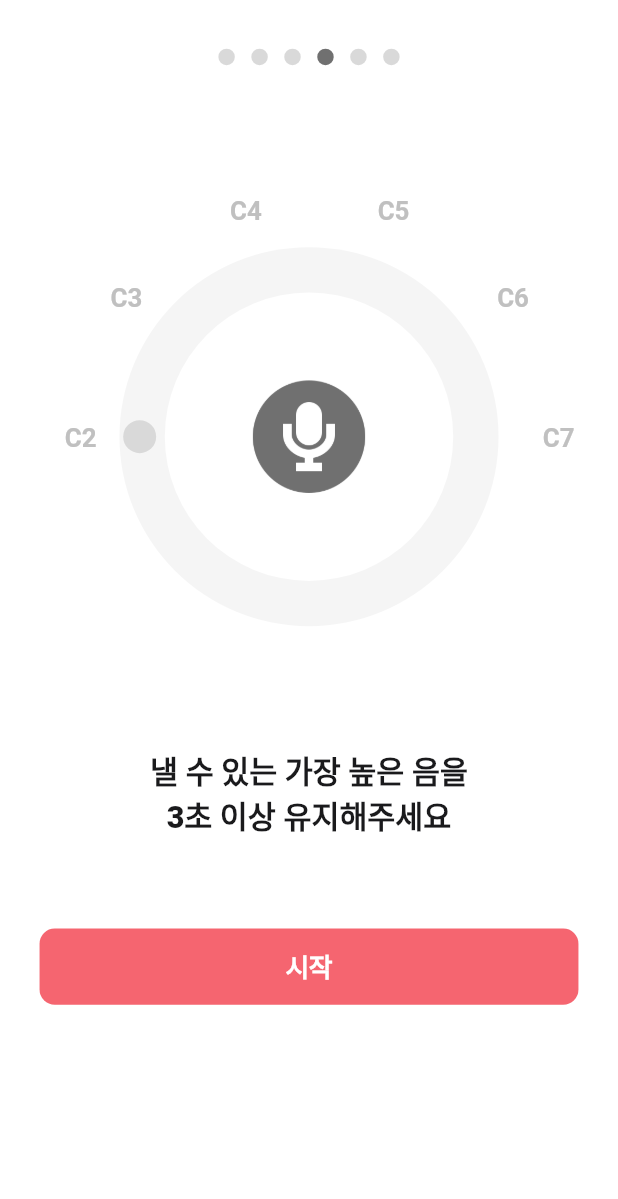
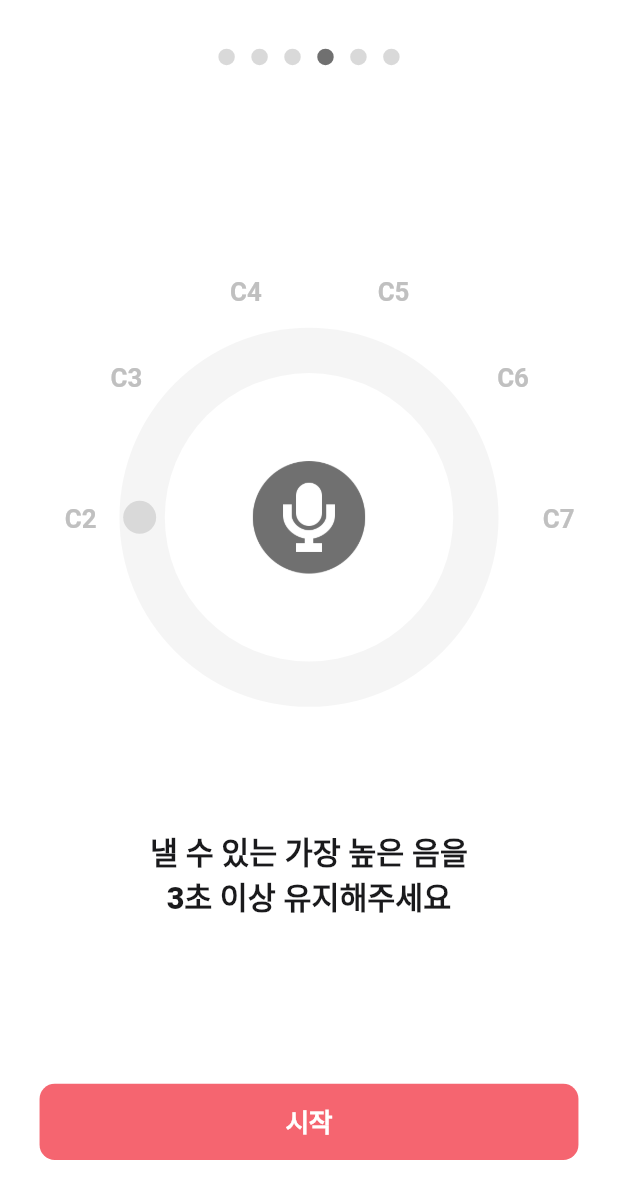
Before and after one commit to SoLit-2025/sync2sing-fe, a Flutter app: the MaximumPitchPage screen opened by its route, on a phone screen of 412 x 824 dp. Shown: the top 1199 px of the screen. Run offline on Flutter 3.47's test engine with Material 3 defaults, Android fonts, the phone set to English and light mode, and no system bars; drawn by our look-alikes of dots_indicator; our stand-ins replace flutter_riverpod, flutter_screenutil, go_router, just_audio, permission_handler, youtube_player_flutter; missing offline and left inert: flutter_sound, pitch_detector_dart; Roboto replaces fonts that are missing (Pretendard Variable, PretendardVariable).

Commit message:
🎨 Style: mainAxisAlignment.spaceBetween 적용

```diff
--- a/lib/features/onboarding/voice_analysis/presentation/pages/maximum_pitch_page.dart
+++ b/lib/features/onboarding/voice_analysis/presentation/pages/maximum_pitch_page.dart
@@ -114,26 +114,17 @@ class _MaximumPitchPageState extends ConsumerState<MaximumPitchPage> {
     final double sweepAngle = endAngle - startAngle;
     final int noteCount = _notes.length;
 
-    // 음성 분석
     final isRecording = ref.watch(audioPitchNoSaveProvider);
-    ref
-        .watch(autoStartPitchStreamProvider)
-        .when(
+    ref.watch(autoStartPitchStreamProvider).when(
       data: (pitchData) {
-            // 여기에서 pitchData.pitch 를 사용해서 화면 또는 로직 처리
-
-            // controller에서 pitched == false 이면 가짜 데이터: pitch=0, probabily=0 인 데이터를 줌 -> 거르기
         if (pitchData.pitch > 30) {
           if ((_maxPitch == null || pitchData.pitch > _maxPitch!)) {
             debugPrint("음정 탐지: maxPitch ${pitchData.pitch}");
-
             setState(() => _maxPitch = pitchData.pitch);
           }
-
           setState(() {
-                _isVoiceDetected = true; // 음정이 탐지됨 --> _isButtonActive = true
+            _isVoiceDetected = true;
           });
-
           return SizedBox();
         }
       },
@@ -147,18 +138,29 @@ class _MaximumPitchPageState extends ConsumerState<MaximumPitchPage> {
         child: Padding(
           padding: EdgeInsets.symmetric(horizontal: 24.w),
           child: Column(
+            mainAxisAlignment: MainAxisAlignment.spaceBetween,
+
+            children: [
+
+              // ① 상단: 페이지네이션
+              Column(
                 children: [
                   SizedBox(height: 32.h),
-              Center(child: OnboardingPageIndicator(currentPage: 3)), // 4번째 페이지
-              SizedBox(height: 60.h),
-              Center(
-                child: SizedBox(
+                  Center(child: OnboardingPageIndicator(currentPage: 3)),
+                  SizedBox(height: 4.h),
+                ],
+              ),
+
+              // ② 중간: 도넛 그래픽 + 텍스트
+              Column(
+                children: [
+                  SizedBox(
                     width: stackSize,
                     height: stackSize,
                     child: Stack(
                       alignment: Alignment.center,
                       children: [
-                      // 도넛 외부 원
+                        //도넛 외부 원
                         Container(
                           width: donutSize,
                           height: donutSize,
@@ -228,7 +230,6 @@ class _MaximumPitchPageState extends ConsumerState<MaximumPitchPage> {
                       ],
                     ),
                   ),
-              ),
                   SizedBox(height: 20.h),
                   Text(
                     '낼 수 있는 가장 높은 음을\n3초 이상 유지해주세요',
@@ -237,19 +238,21 @@ class _MaximumPitchPageState extends ConsumerState<MaximumPitchPage> {
                     ),
                     textAlign: TextAlign.center,
                   ),
-              SizedBox(height: 60.h),
-              Center(
-                child: CupertinoButton(
-                  onPressed:
-                      isRecording ? _navigateToOnboardingRecordingGuidePage : _startPitchDetect,
+                ],
+              ),
+
+              // ③ 하단: 버튼
+              Column(
+                children: [
+                  CupertinoButton(
+                    onPressed: isRecording ? _navigateToOnboardingRecordingGuidePage : _startPitchDetect,
                     padding: EdgeInsets.zero,
                     child: Container(
                       width: 327.w,
                       height: 50.h,
                       alignment: Alignment.center,
                       decoration: BoxDecoration(
-                      color:
-                          _isButtonActive ? AppColors.primaryPink : AppColors.primaryPinkDisabled,
+                        color: _isButtonActive ? AppColors.primaryPink : AppColors.primaryPinkDisabled,
                         borderRadius: BorderRadius.circular(10.r),
                       ),
                       child: Text(
@@ -265,12 +268,14 @@ class _MaximumPitchPageState extends ConsumerState<MaximumPitchPage> {
                       ),
                     ),
                   ),
+                  SizedBox(height: 50.h),
+                ],
               ),
-              SizedBox(height: 50.h),
             ],
           ),
         ),
       ),
     );
   }
+
 }
```
Lines whose indentation alone changed are shown as unchanged.
